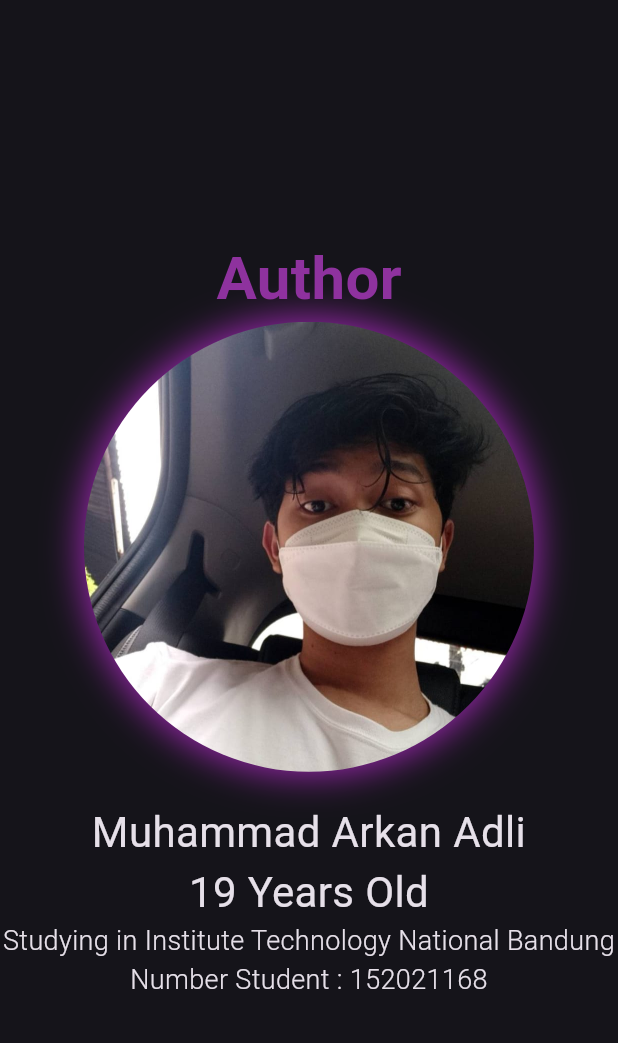
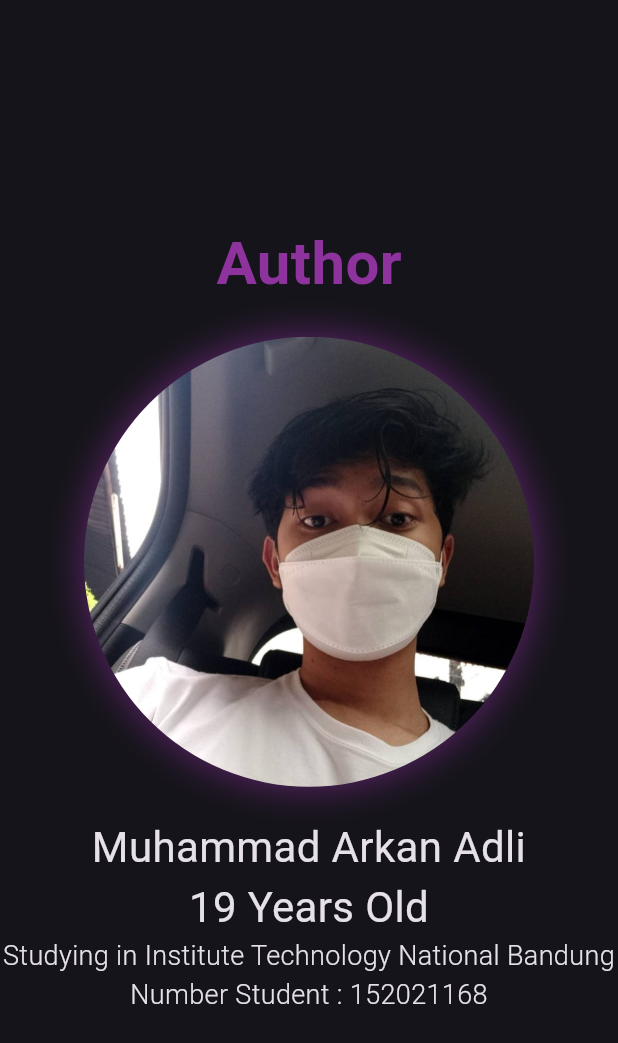
Before and after one commit to arkanadli/globetrivia, a Flutter app: the ProfileTab screen opened directly, on a phone screen of 412 x 824 dp. Shown: the top 1043 px of the screen. Run offline on Flutter 3.47's test engine with Material 2 defaults, Android fonts, the phone set to English and light mode, and no system bars; our stand-ins replace carousel_slider, curved_navigation_bar, fl_chart.

Commit message:
Update profileTab.dart

```diff
--- a/lib/pages/Tab/profileTab.dart
+++ b/lib/pages/Tab/profileTab.dart
@@ -23,13 +23,16 @@ class _ProfileTabState extends State<ProfileTab> {
               color: Color.fromARGB(255, 142, 50, 158),
             ),
           ),
+          const SizedBox(
+            height: 20,
+          ),
           Container(
             decoration: BoxDecoration(
                 borderRadius: BorderRadius.circular(150),
                 boxShadow: const [
                   BoxShadow(
-                    color: Colors.purple,
-                    spreadRadius: 2,
+                    color: Color.fromARGB(136, 156, 49, 175),
+                    spreadRadius: 1,
                     blurRadius: 20,
                   )
                 ]),
```
